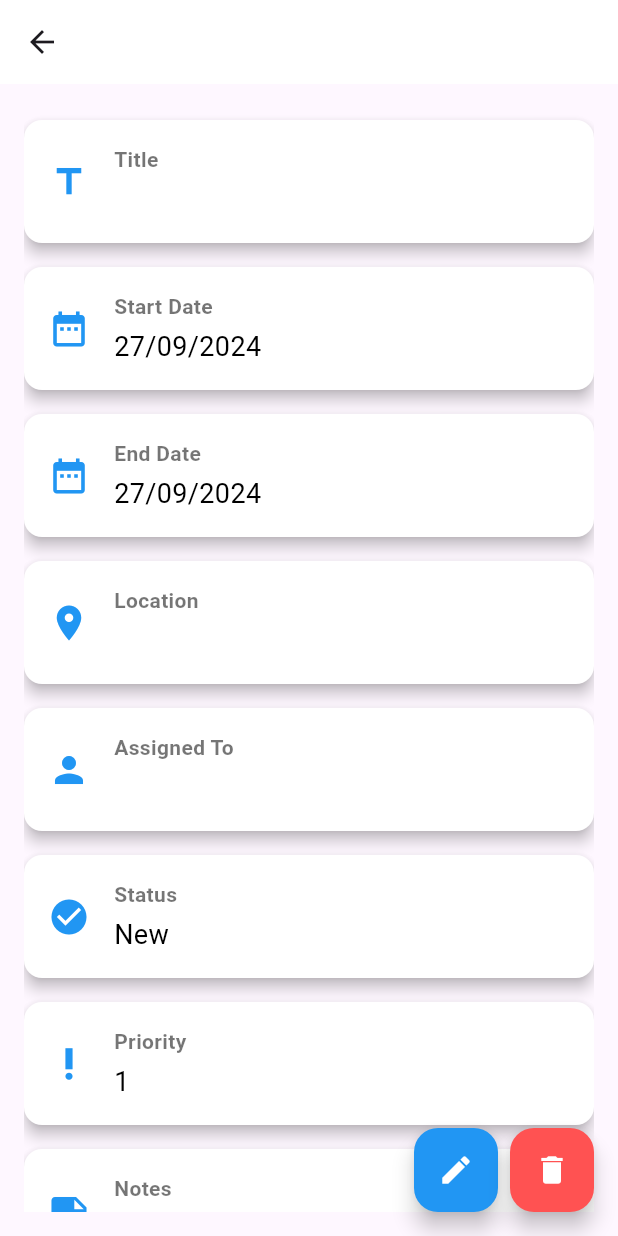
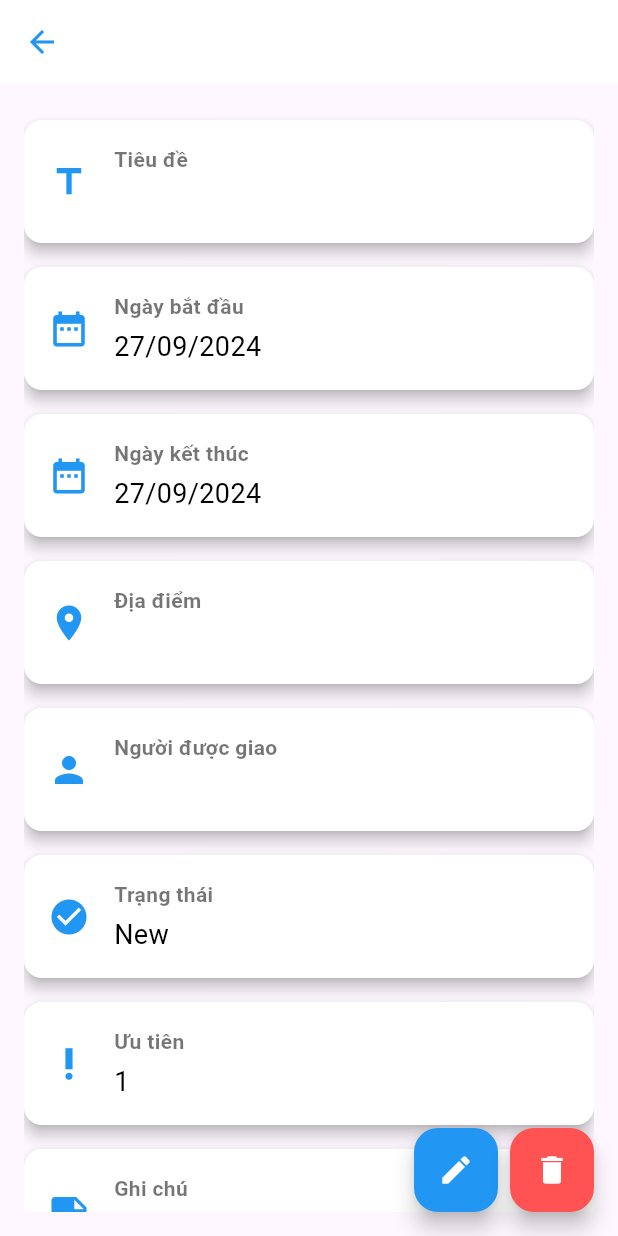
Before and after one commit to Levien211003/TestKTQBDailyPlan, a Flutter app: the TaskDetails screen opened directly with empty values, on a phone screen of 412 x 824 dp. Run offline on Flutter 3.47's test engine with Material 3 defaults, Android fonts, the light colour scheme and no system bars; our stand-ins replace flutter_colorpicker, shared_preferences, table_calendar; accounts and stored records are empty; network calls fail.

Commit message:
7th commit

```diff
--- a/lib/challenge_screen.dart
+++ b/lib/challenge_screen.dart
@@ -267,7 +267,7 @@ class _ChallengeScreenState extends State<ChallengeScreen> {
           Expanded(
             child: Center(
               child: Text(
-                'Welcome to the Favorite Screen',
+                ' Co thoi gian se phat trien them ',
                 style: TextStyle(
                   fontSize: 18,
                   color: isDarkMode ? Colors.white : Colors.black,
--- a/lib/model/task.dart
+++ b/lib/model/task.dart
@@ -1,16 +1,16 @@
 class Task {
-  int? taskID;
-  int userID;
-  String title;
-  DateTime startDate;
-  DateTime endDate;
-  String? location;
-  String? assignedTo;
-  String status;
-  int priority;
-  String? notes;
-  DateTime createdAt;
-  DateTime updatedAt;
+  int? taskID; // taskID là có thể null
+  final int userID; // userID là bắt buộc
+  final String title; // title là bắt buộc
+  final DateTime startDate; // startDate là bắt buộc
+  final DateTime endDate; // endDate là bắt buộc
+  String? location; // location là có thể null
+  String? assignedTo; // assignedTo là có thể null
+  String status; // status là bắt buộc, mặc định là 'New'
+  int priority; // priority là bắt buộc, mặc định là 1
+  String? notes; // notes là có thể null
+  final DateTime createdAt; // createdAt mặc định là thời gian hiện tại
+  final DateTime updatedAt; // updatedAt mặc định là thời gian hiện tại
 
   // Constructor
   Task({
@@ -26,11 +26,10 @@ class Task {
     this.notes,
     DateTime? createdAt,
     DateTime? updatedAt,
-  })
-      : createdAt = createdAt ?? DateTime.now(),
+  })  : createdAt = createdAt ?? DateTime.now(),
         updatedAt = updatedAt ?? DateTime.now();
 
-  // From JSON (chuyển từ JSON sang Task object)
+  // From JSON
   factory Task.fromJson(Map<String, dynamic> json) {
     return Task(
       taskID: json['taskID'],
@@ -48,8 +47,7 @@ class Task {
     );
   }
 
-  // To JSON (chuyển từ Task object sang JSON)
-  // To JSON (chuyển từ Task object sang JSON)
+  // To JSON
   Map<String, dynamic> toJson() {
     return {
       'userID': userID,
--- a/lib/navbar.dart
+++ b/lib/navbar.dart
@@ -59,7 +59,7 @@ class _NavbarState extends State<Navbar> {
           ),
           BottomNavigationBarItem(
             icon: Icon(Icons.bar_chart),
-            label: 'Thử Thách',
+            label: 'Quá Trình',
           ),
           BottomNavigationBarItem(
             icon: Icon(Icons.settings),
--- a/lib/taskdetails.dart
+++ b/lib/taskdetails.dart
@@ -1,11 +1,30 @@
 import 'package:flutter/material.dart';
+import 'package:intl/intl.dart';
 import 'package:testktdailyplan/model/task.dart';
-import 'package:intl/intl.dart';
+import 'package:testktdailyplan/data/AuthService.dart'; // Import AuthService để gọi delete
+import 'package:testktdailyplan/list_screen.dart'; // Import màn hình ListScreen
+import 'package:shared_preferences/shared_preferences.dart';
+import 'edittask.dart';// Import SharedPreferences để lấy userId
 
-class TaskDetails extends StatelessWidget {
+class TaskDetails extends StatefulWidget {
   final Task task;
 
   TaskDetails({required this.task});
+
+  @override
+  _TaskDetailsState createState() => _TaskDetailsState();
+}
+
+class _TaskDetailsState extends State<TaskDetails> {
+  late Task task; // Khai báo biến task không final
+
+  final AuthService authService = AuthService(); // Khởi tạo AuthService để gọi các API
+
+  @override
+  void initState() {
+    super.initState();
+    task = widget.task; // Khởi tạo task từ widget.task
+  }
 
   @override
   Widget build(BuildContext context) {
@@ -15,21 +34,28 @@ class TaskDetails extends StatelessWidget {
       appBar: AppBar(
         title: Text(task.title, style: TextStyle(color: isDarkMode ? Colors.yellow : Colors.blue)),
         backgroundColor: isDarkMode ? Colors.black : Colors.white,
+        leading: IconButton(
+          icon: Icon(Icons.arrow_back, color: isDarkMode ? Colors.yellow : Colors.blue),
+          onPressed: () {
+            Navigator.pop(context, true); // Trả về true khi quay lại
+          },
+        ),
       ),
+
       body: Padding(
         padding: const EdgeInsets.all(16.0),
         child: ListView(
           children: [
-            _buildTaskDetailRow('Title', task.title, Icons.title, isDarkMode),
-            _buildTaskDetailRow('Start Date', DateFormat('dd/MM/yyyy').format(task.startDate), Icons.date_range, isDarkMode),
-            _buildTaskDetailRow('End Date', DateFormat('dd/MM/yyyy').format(task.endDate), Icons.date_range, isDarkMode),
-            _buildTaskDetailRow('Location', task.location ?? 'N/A', Icons.location_on, isDarkMode),
-            _buildTaskDetailRow('Assigned To', task.assignedTo ?? 'N/A', Icons.person, isDarkMode),
-            _buildTaskDetailRow('Status', task.status, Icons.check_circle, isDarkMode),
-            _buildTaskDetailRow('Priority', task.priority.toString(), Icons.priority_high, isDarkMode),
-            _buildTaskDetailRow('Notes', task.notes ?? 'N/A', Icons.note, isDarkMode),
-            _buildTaskDetailRow('Created At', DateFormat('dd/MM/yyyy').format(task.createdAt), Icons.create, isDarkMode),
-            _buildTaskDetailRow('Updated At', DateFormat('dd/MM/yyyy').format(task.updatedAt), Icons.update, isDarkMode),
+            _buildTaskDetailRow('Tiêu đề', task.title, Icons.title, isDarkMode),
+            _buildTaskDetailRow('Ngày bắt đầu', DateFormat('dd/MM/yyyy').format(task.startDate), Icons.date_range, isDarkMode),
+            _buildTaskDetailRow('Ngày kết thúc', DateFormat('dd/MM/yyyy').format(task.endDate), Icons.date_range, isDarkMode),
+            _buildTaskDetailRow('Địa điểm', task.location ?? 'N/A', Icons.location_on, isDarkMode),
+            _buildTaskDetailRow('Người được giao', task.assignedTo ?? 'N/A', Icons.person, isDarkMode),
+            _buildTaskDetailRow('Trạng thái', task.status, Icons.check_circle, isDarkMode),
+            _buildTaskDetailRow('Ưu tiên', task.priority.toString(), Icons.priority_high, isDarkMode),
+            _buildTaskDetailRow('Ghi chú', task.notes ?? 'N/A', Icons.note, isDarkMode),
+            _buildTaskDetailRow('Tạo vào', DateFormat('dd/MM/yyyy').format(task.createdAt), Icons.create, isDarkMode),
+            _buildTaskDetailRow('Cập nhật vào', DateFormat('dd/MM/yyyy').format(task.updatedAt), Icons.update, isDarkMode),
           ],
         ),
       ),
@@ -47,7 +73,20 @@ class TaskDetails extends StatelessWidget {
             backgroundColor: isDarkMode ? Colors.yellow : Colors.blue,
             child: Icon(Icons.edit, color: Colors.white),
             onPressed: () {
-              // Navigate to edit task screen (implement this)
+              Navigator.push(
+                context,
+                MaterialPageRoute(builder: (context) => EditTask(
+                  task: task,
+                  onTaskUpdated: (updatedTask) {
+                    setState(() {
+                      task = updatedTask; // Cập nhật task trong trạng thái
+                    });
+                    ScaffoldMessenger.of(context).showSnackBar(
+                      SnackBar(content: Text('Công việc đã được cập nhật!')),
+                    );
+                  },
+                )),
+              );
             },
           ),
         ),
@@ -55,26 +94,38 @@ class TaskDetails extends StatelessWidget {
           backgroundColor: isDarkMode ? Colors.red : Colors.redAccent,
           child: Icon(Icons.delete, color: Colors.white),
           onPressed: () {
-            // Implement delete functionality (show confirmation dialog)
+            // Hiển thị hộp thoại xác nhận trước khi xóa
             showDialog(
               context: context,
               builder: (context) {
                 return AlertDialog(
-                  title: Text('Delete Task', style: TextStyle(color: isDarkMode ? Colors.yellow : Colors.blue)),
-                  content: Text('Are you sure you want to delete this task?'),
+                  title: Text('Xóa công việc', style: TextStyle(color: isDarkMode ? Colors.yellow : Colors.blue)),
+                  content: Text('Bạn có chắc chắn muốn xóa công việc này không?'),
                   actions: [
                     TextButton(
-                      onPressed: () {
-                        // Call delete function here
-                        Navigator.of(context).pop(); // Close dialog
+                      onPressed: () async {
+                        // Gọi hàm xóa công việc
+                        bool success = await authService.deleteTask(task.taskID!); // Đảm bảo taskID không null
+                        if (success) {
+                          // Làm mới danh sách sau khi xóa thành công
+                          int userId = await _getUserId(); // Lấy userId từ SharedPreferences
+                          Navigator.of(context).pushReplacement(
+                            MaterialPageRoute(builder: (context) => ListScreen(isDarkMode: isDarkMode, userId: userId)), // Điều hướng về ListScreen
+                          );
+                        } else {
+                          // Hiển thị thông báo lỗi nếu xóa không thành công
+                          ScaffoldMessenger.of(context).showSnackBar(
+                            SnackBar(content: Text('Xóa công việc thất bại.')),
+                          );
+                        }
                       },
-                      child: Text('Yes', style: TextStyle(color: isDarkMode ? Colors.yellow : Colors.blue)),
+                      child: Text('Có', style: TextStyle(color: isDarkMode ? Colors.yellow : Colors.blue)),
                     ),
                     TextButton(
                       onPressed: () {
-                        Navigator.of(context).pop(); // Close dialog
+                        Navigator.of(context).pop(); // Đóng hộp thoại
                       },
-                      child: Text('No', style: TextStyle(color: isDarkMode ? Colors.yellow : Colors.blue)),
+                      child: Text('Không', style: TextStyle(color: isDarkMode ? Colors.yellow : Colors.blue)),
                     ),
                   ],
                 );
@@ -86,16 +137,22 @@ class TaskDetails extends StatelessWidget {
     );
   }
 
+  // Hàm lấy userId từ SharedPreferences
+  Future<int> _getUserId() async {
+    final SharedPreferences prefs = await SharedPreferences.getInstance();
+    return prefs.getInt('userID') ?? 0; // Đảm bảo trả về 0 nếu không có userID
+  }
+
   Widget _buildTaskDetailRow(String title, String value, IconData icon, bool isDarkMode) {
     return Card(
       margin: EdgeInsets.symmetric(vertical: 8),
       color: isDarkMode ? Colors.grey[850] : Colors.white,
-      elevation: 4, // Add elevation for a shadow effect
+      elevation: 4,
       child: Padding(
         padding: const EdgeInsets.all(16.0),
         child: Row(
           children: [
-            Icon(icon, color: isDarkMode ? Colors.yellow : Colors.blue, size: 28), // Bigger icon for visibility
+            Icon(icon, color: isDarkMode ? Colors.yellow : Colors.blue, size: 28),
             SizedBox(width: 16),
             Expanded(
               child: Column(
```
Also changed, not shown: lib/data/AuthService.dart (+38 -11 lines), lib/edittask.dart (added, +291 -0 lines), lib/list_screen.dart (+23 -5 lines).
